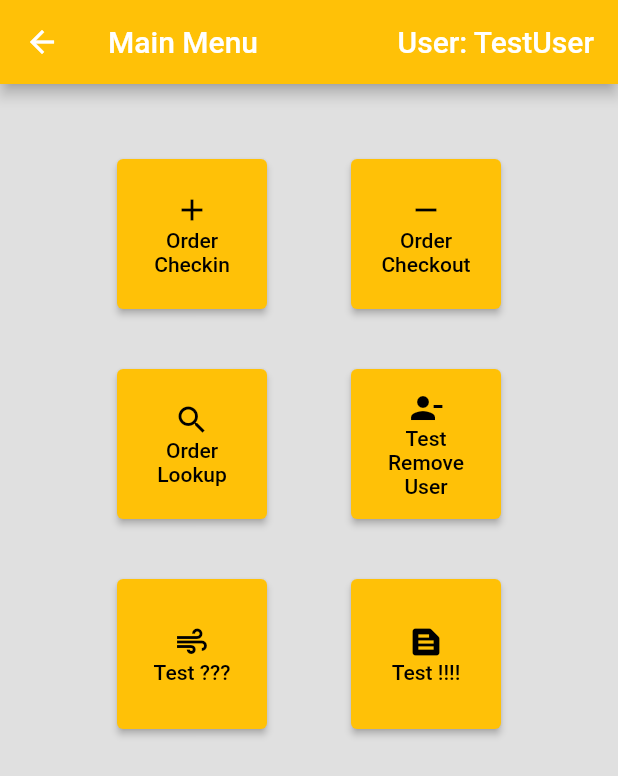
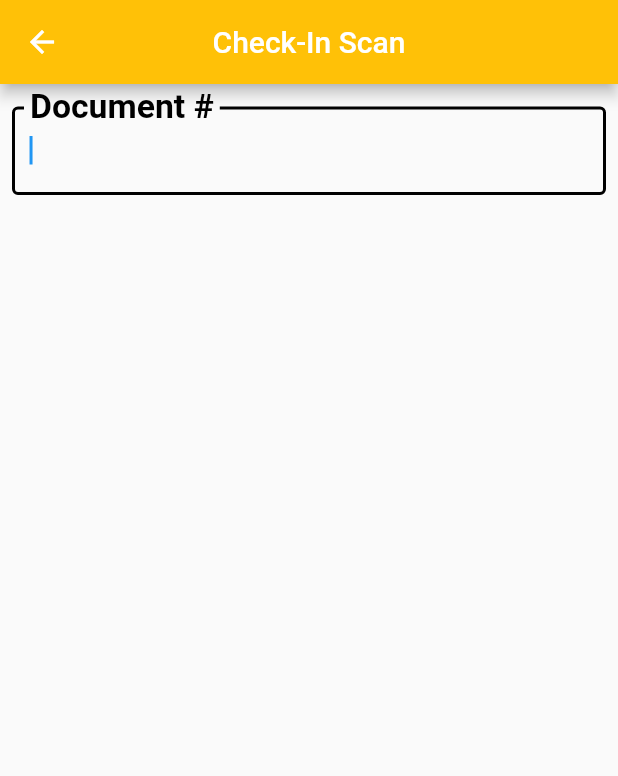
Before and after one commit to 4155-Software-Proj/swats, a Flutter app: the MainMenu screen opened by its route, after a tap on "Order Checkin", on a phone screen of 412 x 824 dp. Shown: the top 776 px of the screen. Run offline on Flutter 3.47's test engine with Material 2 defaults, Android fonts, the light colour scheme and no system bars; our stand-ins replace flutter_spinkit; missing offline and left inert: mongo_dart.

Commit message:
added ordercheckinscan screen with minimal functionality Can add items to list on screen List will scroll on overflow

```diff
--- a/lib/main.dart
+++ b/lib/main.dart
@@ -2,6 +2,7 @@ import 'package:flutter/material.dart';
 import 'package:swats/pages/loading.dart';
 import 'package:swats/pages/login.dart';
 import 'package:swats/pages/mainMenu.dart';
+import 'package:swats/pages/orderCheckInScan.dart';
 
 void main() {
   runApp(MaterialApp(
@@ -12,6 +13,7 @@ void main() {
       '/mainMenu': (context) => MainMenu(),
       //Order Check-in Screen Flow
       //Scan In Here
+      '/orderCheckInScan': (context) => OrderCheckInScan(),
       //'/orderCheckIn': (context) => OrderCheckIn(),
       //Scan Bin Here
       //'/orderSummaryIn': (context) => OrderSummaryIn(), //This should have a confirmation pop in /mainMenu
--- a/lib/pages/mainMenu.dart
+++ b/lib/pages/mainMenu.dart
@@ -40,7 +40,11 @@ class _MainMenuState extends State<MainMenu> {
                       fixedSize: const Size(100, 100),
                       primary: Colors.amber,
                     ),
-                    onPressed: () {},
+                    onPressed: () {
+                      Navigator.pushNamed(
+                          context, '/orderCheckInScan'
+                          );
+                    },
                     child: Column(
                       mainAxisAlignment: MainAxisAlignment.center,
                       children: <Widget>[
--- /dev/null
+++ b/lib/pages/orderCheckInScan.dart
@@ -0,0 +1,92 @@
+// ignore_for_file: file_names
+
+import 'package:flutter/material.dart';
+
+class OrderCheckInScan extends StatefulWidget {
+  const OrderCheckInScan({Key? key}) : super(key: key);
+
+  @override
+  _OrderCheckInScanState createState() => _OrderCheckInScanState();
+}
+
+class _OrderCheckInScanState extends State<OrderCheckInScan> {
+  final fieldText = TextEditingController();
+  void clearText() {
+    fieldText.clear();
+  }
+
+  List<String> documents = [];
+  String result = "";
+  @override
+  Widget build(BuildContext context) {
+    return Scaffold(
+      appBar: AppBar(
+        title: Text('Check-In Scan'),
+        centerTitle: true,
+        backgroundColor: Colors.amber,
+      ),
+      body: Padding(
+        padding: const EdgeInsets.fromLTRB(8, 15, 8, 8),
+        child: Column(
+          children: <Widget>[
+            TextField(
+              controller: fieldText,
+              autofocus: true,
+              onSubmitted: (String value) {
+                setState(() {
+                  result = value;
+                  print(result);
+                  documents.add(result);
+                });
+                clearText();
+                FocusScope.of(context).previousFocus();
+              },
+              style: TextStyle(color: Colors.black),
+              decoration: InputDecoration(
+                border: OutlineInputBorder(),
+                focusedBorder: OutlineInputBorder(
+                  borderSide: BorderSide(width: 2.0, color: Colors.black),
+                ),
+                enabledBorder: OutlineInputBorder(
+                  borderSide: BorderSide(width: 2.0, color: Colors.black),
+                ),
+                labelText: 'Document #',
+                // fillColor: Colors.grey[400],
+                // filled: true,
+                focusColor: Colors.black,
+                floatingLabelStyle: TextStyle(
+                  color: Colors.black,
+                  fontWeight: FontWeight.bold,
+                  fontSize: 30,
+                ),
+                labelStyle: TextStyle(
+                  color: Colors.black,
+                ),
+              ),
+            ),
+            SizedBox(
+              height: 10,
+            ),
+            Expanded(
+              child: ListView(
+                shrinkWrap: true,
+                children: documents.map((document) => Text(document, textAlign: TextAlign.center, style: TextStyle(letterSpacing: 2.0, fontSize: 20),)).toList(),
+              ),
+            ),
+            // SingleChildScrollView(
+            //   child: Container(
+            //     decoration: BoxDecoration(
+            //       border: Border.all(color: Colors.black),
+            //     ),
+            //     child: Column(
+            //       children:
+            //           documents.map((document) => Text(document)).toList(),
+            //     ),
+            //   ),
+            // ),
+          ],
+        ),
+      ),
+    );
+  }
+}
```
